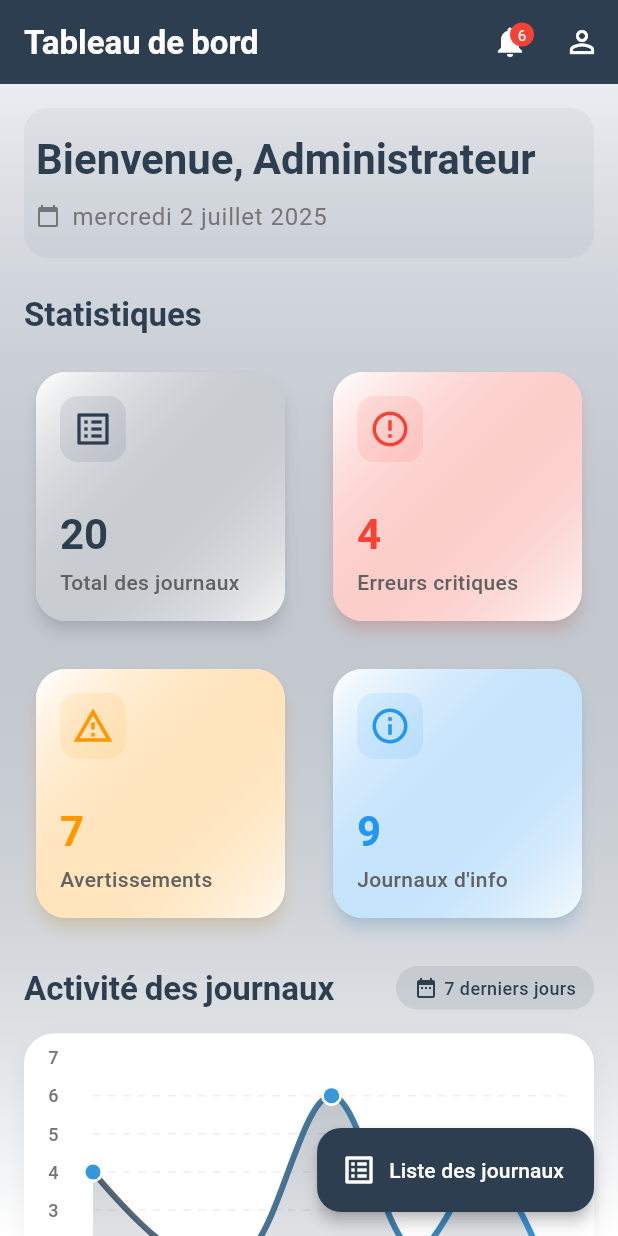
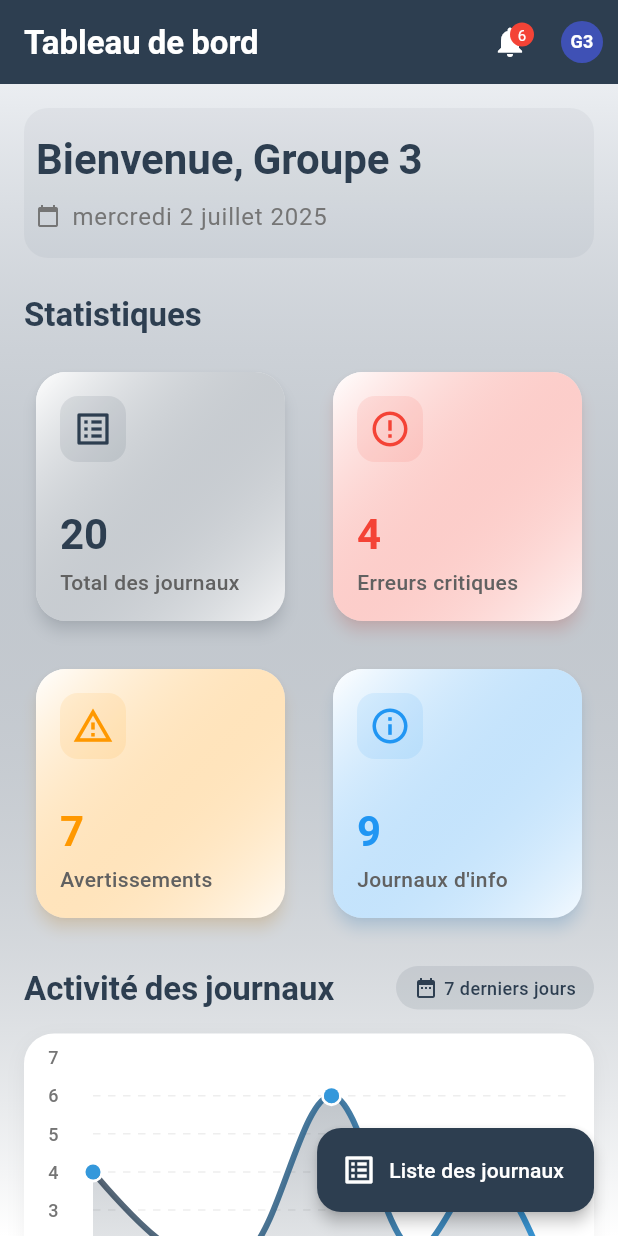
Before and after one commit to hulot237/hackathon-log-front-mobile, a Flutter app: the DashboardScreen screen opened directly, on a phone screen of 412 x 824 dp. Run offline on Flutter 3.47's test engine with Material 3 defaults, Android fonts, the light colour scheme and no system bars; drawn by our look-alikes of fl_chart, flutter_animate; our stand-ins replace equatable, firebase_core, firebase_messaging, flutter_bloc, flutter_local_notifications, google_fonts; accounts and stored records are empty.

Commit message:
mettre en œuvre la gestion des profils utilisateur avec l'interface utilisateur et la gestion des états

```diff
--- /dev/null
+++ b/lib/cubits/user/user_state.dart
@@ -0,0 +1,40 @@
+import 'package:equatable/equatable.dart';
+import 'package:flutter/material.dart';
+
+import '../../models/user.dart';
+
+enum UserStatus { initial, loading, success, failure }
+
+@immutable
+class UserState extends Equatable {
+  final User? user;
+  final UserStatus status;
+  final String? errorMessage;
+  final bool isAuthenticated;
+
+  const UserState({
+    this.user,
+    this.status = UserStatus.initial,
+    this.errorMessage,
+    this.isAuthenticated = false,
+  });
+
+  factory UserState.initial() => const UserState();
+
+  UserState copyWith({
+    User? user,
+    UserStatus? status,
+    String? errorMessage,
+    bool? isAuthenticated,
+  }) {
+    return UserState(
+      user: user ?? this.user,
+      status: status ?? this.status,
+      errorMessage: errorMessage ?? this.errorMessage,
+      isAuthenticated: isAuthenticated ?? this.isAuthenticated,
+    );
+  }
+
+  @override
+  List<Object?> get props => [user, status, errorMessage, isAuthenticated];
+}
--- /dev/null
+++ b/lib/models/user.dart
@@ -0,0 +1,96 @@
+import 'package:flutter/material.dart';
+
+class User {
+  final String id;
+  final String name;
+  final String email;
+  final String? photoUrl;
+  final String role;
+  final DateTime createdAt;
+  final DateTime lastLogin;
+  final Map<String, dynamic>? preferences;
+
+  const User({
+    required this.id,
+    required this.name,
+    required this.email,
+    this.photoUrl,
+    required this.role,
+    required this.createdAt,
+    required this.lastLogin,
+    this.preferences,
+  });
+
+  User copyWith({
+    String? name,
+    String? email,
+    String? photoUrl,
+    String? role,
+    DateTime? lastLogin,
+    Map<String, dynamic>? preferences,
+  }) {
+    return User(
+      id: this.id,
+      name: name ?? this.name,
+      email: email ?? this.email,
+      photoUrl: photoUrl ?? this.photoUrl,
+      role: role ?? this.role,
+      createdAt: this.createdAt,
+      lastLogin: lastLogin ?? this.lastLogin,
+      preferences: preferences ?? this.preferences,
+    );
+  }
+
+  factory User.fromJson(Map<String, dynamic> json) {
+    return User(
+      id: json['id'] as String,
+      name: json['name'] as String,
+      email: json['email'] as String,
+      photoUrl: json['photoUrl'] as String?,
+      role: json['role'] as String,
+      createdAt: DateTime.parse(json['createdAt'] as String),
+      lastLogin: DateTime.parse(json['lastLogin'] as String),
+      preferences: json['preferences'] as Map<String, dynamic>?,
+    );
+  }
+
+  Map<String, dynamic> toJson() {
+    return {
+      'id': id,
+      'name': name,
+      'email': email,
+      'photoUrl': photoUrl,
+      'role': role,
+      'createdAt': createdAt.toIso8601String(),
+      'lastLogin': lastLogin.toIso8601String(),
+      'preferences': preferences,
+    };
+  }
+
+  // Méthode pour obtenir les initiales de l'utilisateur pour l'avatar
+  String get initials {
+    final nameParts = name.split(' ');
+    if (nameParts.length > 1) {
+      return '${nameParts[0][0]}${nameParts[1][0]}'.toUpperCase();
+    }
+    return name.isNotEmpty ? name[0].toUpperCase() : '?';
+  }
+
+  // Méthode pour obtenir la couleur de l'avatar basée sur l'ID
+  Color getAvatarColor() {
+    final colors = [
+      Colors.blue,
+      Colors.green,
+      Colors.orange,
+      Colors.purple,
+      Colors.teal,
+      Colors.pink,
+      Colors.indigo,
+      Colors.amber,
+    ];
+
+    // Utiliser l'ID pour déterminer une couleur constante pour l'utilisateur
+    final colorIndex = id.hashCode % colors.length;
+    return colors[colorIndex];
+  }
+}
--- a/lib/screens/dashboard_screen.dart
+++ b/lib/screens/dashboard_screen.dart
@@ -10,9 +10,10 @@ import '../cubits/log/log_cubit.dart';
 import '../cubits/log/log_state.dart';
 import '../cubits/notification/notification_cubit.dart';
 import '../cubits/notification/notification_state.dart';
+import '../cubits/user/user_cubit.dart';
+import '../cubits/user/user_state.dart';
 import 'log_list_screen.dart';
 import 'log_detail_screen.dart';
-import 'notification_screen.dart';
 
 class DashboardScreen extends StatelessWidget {
   const DashboardScreen({super.key});
@@ -45,10 +46,7 @@ class DashboardScreen extends StatelessWidget {
                       IconButton(
                         icon: const Icon(Icons.notifications, color: Colors.white),
                         onPressed: () {
-                          Navigator.push(
-                            context,
-                            MaterialPageRoute(builder: (context) => const NotificationScreen()),
-                          );
+                          Navigator.pushNamed(context, '/notifications');
                         },
                       ),
                       if (state.unreadCount > 0)
@@ -57,7 +55,7 @@ class DashboardScreen extends StatelessWidget {
                           right: 8,
                           child: Container(
                             padding: const EdgeInsets.all(4),
-                            decoration: BoxDecoration(
+                            decoration: const BoxDecoration(
                               color: Colors.red,
                               shape: BoxShape.circle,
                             ),
@@ -76,14 +74,29 @@ class DashboardScreen extends StatelessWidget {
                   );
                 },
               ),
-              IconButton(
-                icon: const Icon(Icons.person_outline, color: Colors.white),
-                onPressed: () {
-                  ScaffoldMessenger.of(context).showSnackBar(
-                    const SnackBar(
-                      content: Text('Le profil utilisateur s\'afficherait ici'),
-                      duration: Duration(seconds: 2),
-                    ),
+              BlocBuilder<UserCubit, UserState>(
+                builder: (context, state) {
+                  return IconButton(
+                    icon: state.user != null && state.user!.photoUrl != null
+                      ? CircleAvatar(
+                          radius: 14,
+                          backgroundImage: NetworkImage(state.user!.photoUrl!),
+                        )
+                      : CircleAvatar(
+                          radius: 14,
+                          backgroundColor: state.user != null ? state.user!.getAvatarColor() : Colors.grey,
+                          child: Text(
+                            state.user != null ? state.user!.initials : '?',
+                            style: const TextStyle(
+                              fontSize: 12,
+                              fontWeight: FontWeight.bold,
+                              color: Colors.white,
+                            ),
+                          ),
+                        ),
+                    onPressed: () {
+                      Navigator.pushNamed(context, '/profile');
+                    },
                   );
                 },
               ),
@@ -168,7 +181,7 @@ class DashboardScreen extends StatelessWidget {
         crossAxisAlignment: CrossAxisAlignment.start,
         children: [
           Text(
-            'Bienvenue, Administrateur',
+            'Bienvenue, Groupe 3',
             style: Theme.of(context).textTheme.headlineMedium?.copyWith(
               fontWeight: FontWeight.bold,
               color: Theme.of(context).colorScheme.primary,
@@ -188,8 +201,7 @@ class DashboardScreen extends StatelessWidget {
                 style: Theme.of(context).textTheme.bodyLarge?.copyWith(
                   color: Colors.grey[600],
                 ),
-              ),
-            ],
+          )],
           ).animate().fadeIn(delay: 200.ms, duration: 500.ms),
         ],
       ),
```
Also changed, not shown: lib/cubits/user/user_cubit.dart (added, +79 -0 lines), lib/main.dart (+12 -2 lines), lib/screens/log_list_screen.dart (+28 -0 lines), lib/screens/profile_screen.dart (added, +381 -0 lines).
